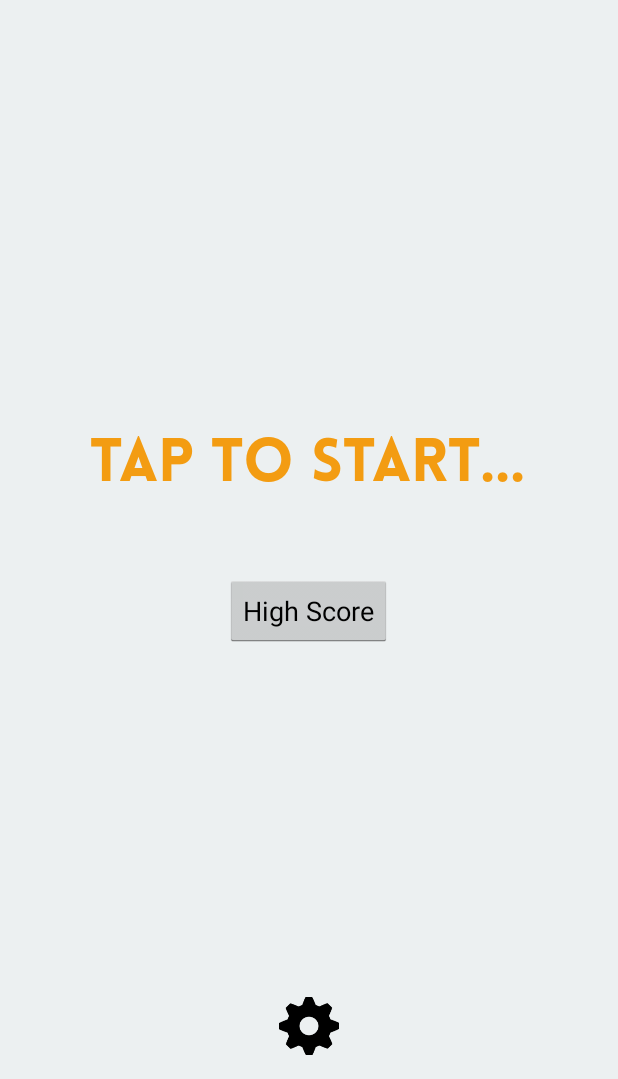
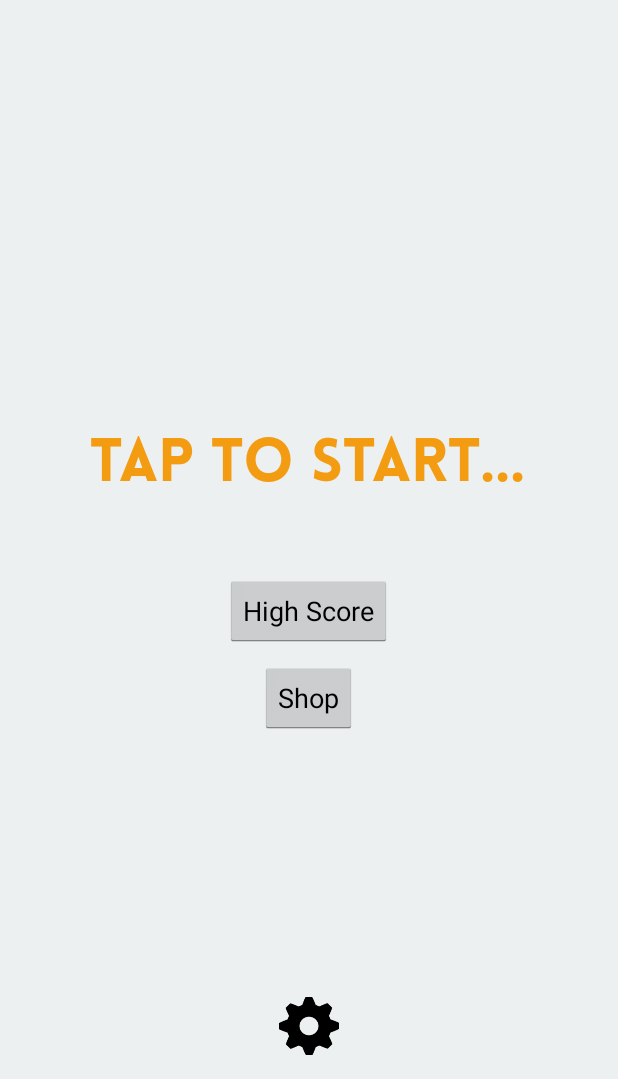
Before and after one commit to nickyobreykov/tap-ten, an Android app: the screen it shows after launch (MainActivity), on a phone screen of 412 x 824 dp, the part 157-1236 px from its top. Run offline under Robolectric (Android 15) with nearby library versions, the phone set to English and light mode, and no system bars.

```diff
--- a/app/src/main/java/com/liquidafro/tapten/MainActivity.java
+++ b/app/src/main/java/com/liquidafro/tapten/MainActivity.java
@@ -32,6 +32,7 @@ public class MainActivity extends Activity {
     int whichMode;
     Typeface typeface;
     ImageView settingsBtn;
+    Button shopBtn;
     TextView logoTV;
 
     @Override
@@ -86,6 +87,15 @@ public class MainActivity extends Activity {
             }
         });
 
+        shopBtn = (Button) findViewById(R.id.shopBtn);
+        final Intent shopIntent = new Intent(this, ShopAndAchievementActivity.class);
+        shopBtn.setOnClickListener(new View.OnClickListener() {
+            @Override
+            public void onClick(View view) {
+                startActivity(shopIntent);
+            }
+        });
+
         settingsBtn.setOnClickListener(new View.OnClickListener() {
             @Override
             public void onClick(View view) {
--- a/app/src/main/res/layout/activity_main.xml
+++ b/app/src/main/res/layout/activity_main.xml
@@ -51,4 +51,13 @@
         android:layout_centerHorizontal="true"
         android:src="@drawable/ic_settings"/>
 
+    <Button
+        android:id="@+id/shopBtn"
+        android:layout_width="wrap_content"
+        android:layout_height="wrap_content"
+        android:layout_centerHorizontal="true"
+        android:layout_below="@id/highScoreBtn"
+        android:text="Shop"
+        android:layout_marginTop="10dp"/>
+
 </RelativeLayout>
```
Also changed, not shown: app/src/main/java/com/liquidafro/tapten/MyCanvas.java (+13 -3 lines), app/src/main/java/com/liquidafro/tapten/ShopAndAchievementActivity.java (+3 -5 lines), app/src/main/java/com/liquidafro/tapten/ShopAndAchievementCanvas.java (+86 -0 lines).
